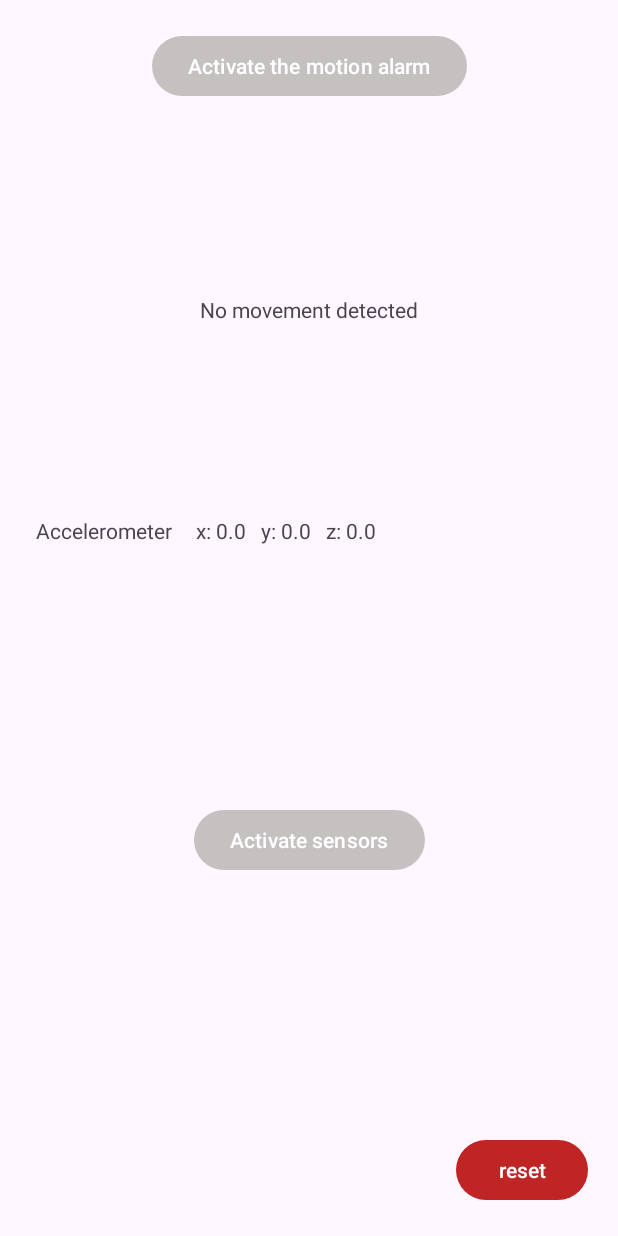
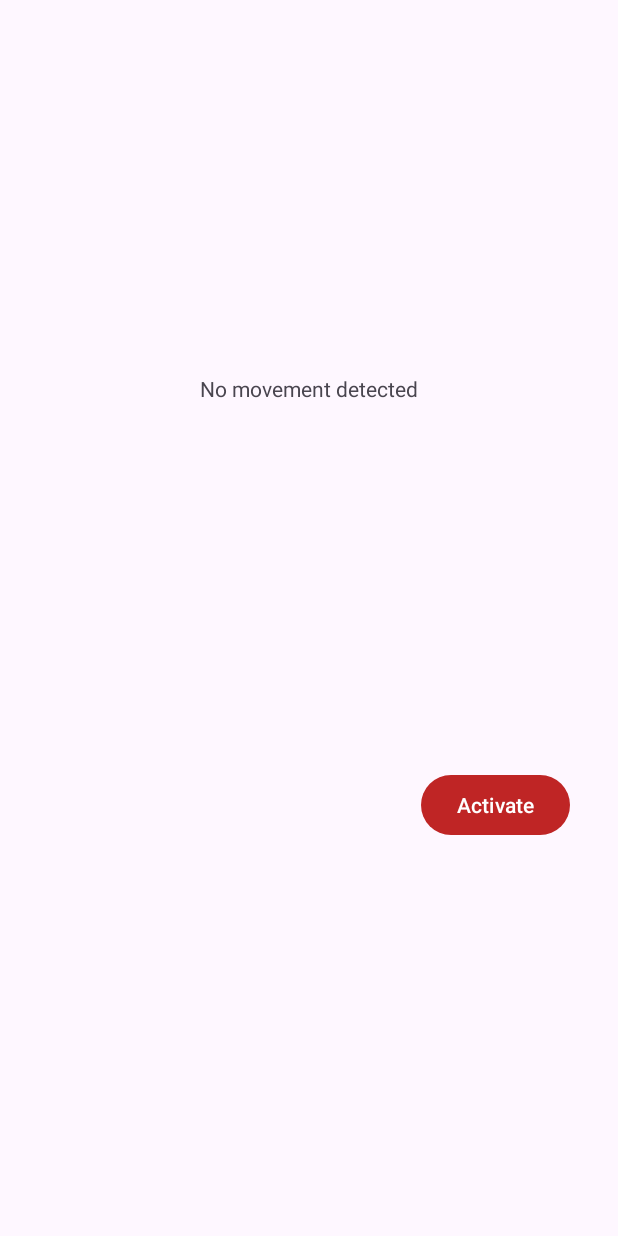
Before and after one commit to neliudochka/antichild, an Android app: the ToolsFragment screen opened directly, with no data from a screen before it, after a tap on "Motion Alarm", on a phone screen of 412 x 824 dp. Run offline under Robolectric (Android 15) with nearby library versions, the phone set to English and light mode, and no system bars; our stand-ins replace Firebase (no records; nobody signed in at launch, a user with empty details on screens opened directly).

Commit message:
Add parent password field.
Now to stop the alarm user must type parent password. Also I deleted unnecessary buttons and textviews.

```diff
--- a/app/src/main/res/layout/fragment_motion_detection.xml
+++ b/app/src/main/res/layout/fragment_motion_detection.xml
@@ -7,64 +7,54 @@
     android:layout_height="match_parent"
     tools:context=".MotionDetectionFragment">
 
-    <Button
-        android:id="@+id/motion_alarm_activation_button"
-        android:layout_width="wrap_content"
-        android:layout_height="wrap_content"
-        android:text="@string/activate_the_motion_alarm"
-        app:layout_constraintBottom_toTopOf="@+id/acc_text"
-        app:layout_constraintEnd_toEndOf="parent"
-        app:layout_constraintVertical_bias="0"
-        app:layout_constraintStart_toStartOf="parent"
-        app:layout_constraintTop_toTopOf="parent" />
 
     <TextView
         android:id="@+id/movement_detection_textview"
         android:layout_width="wrap_content"
         android:layout_height="wrap_content"
         android:text="@string/no_movement_detected"
-        app:layout_constraintBottom_toTopOf="@+id/acc_text"
+        app:layout_constraintBottom_toBottomOf="parent"
         app:layout_constraintEnd_toEndOf="parent"
         app:layout_constraintStart_toStartOf="parent"
-        app:layout_constraintTop_toBottomOf="@+id/motion_alarm_activation_button" />
+        app:layout_constraintTop_toTopOf="parent"
+        app:layout_constraintVertical_bias="0.3"/>
 
-    <TextView
-        android:id="@+id/acc_text"
+    <Button
+        android:id="@+id/motion_alarm_activation_button"
         android:layout_width="wrap_content"
         android:layout_height="wrap_content"
-        android:layout_marginStart="4dp"
-        android:layout_marginTop="276dp"
-        android:text="@string/accelerometer"
+        android:text="@string/activate_the_motion_alarm"
+        app:layout_constraintBottom_toBottomOf="parent"
+        app:layout_constraintStart_toEndOf="@+id/guideline"
+        app:layout_constraintTop_toBottomOf="@+id/movement_detection_textview"/>
+
+    <EditText
+        android:layout_width="0dp"
+        android:layout_height="wrap_content"
+        android:layout_marginHorizontal="10dp"
+        android:id="@+id/password_editText"
+        app:layout_constraintBottom_toBottomOf="parent"
         app:layout_constraintStart_toStartOf="parent"
-        app:layout_constraintTop_toBottomOf="@+id/motion_alarm_activation_button" />
+        app:layout_constraintEnd_toStartOf="@+id/guideline"
+        app:layout_constraintTop_toBottomOf="@+id/movement_detection_textview"
+        android:hint="@string/access_parent_password"
+        android:visibility="invisible"/>
 
-    <TextView
-        android:id="@+id/acc_res"
+    <androidx.constraintlayout.widget.Guideline
+        android:id="@+id/guideline"
         android:layout_width="wrap_content"
         android:layout_height="wrap_content"
-        android:text="@string/accelerometer_result"
-        app:layout_constraintEnd_toEndOf="parent"
-        app:layout_constraintHorizontal_bias="0.1"
-        app:layout_constraintStart_toEndOf="@+id/acc_text"
-        app:layout_constraintTop_toTopOf="@+id/acc_text" />
+        android:orientation="vertical"
+        app:layout_constraintGuide_percent="0.7" />
 
     <Button
-        android:id="@+id/on_off_sensors"
-        android:layout_width="wrap_content"
-        android:layout_height="wrap_content"
-        android:text="@string/activate_sensors"
-        app:layout_constraintBottom_toTopOf="@id/reset"
-        app:layout_constraintEnd_toEndOf="parent"
-        app:layout_constraintStart_toStartOf="parent"
-        app:layout_constraintTop_toBottomOf="@+id/acc_text" />
-
-    <Button
-        android:id="@+id/reset"
+        android:id="@+id/stop"
         android:layout_width="wrap_content"
         android:layout_height="wrap_content"
         android:text="@string/reset"
         app:layout_constraintBottom_toBottomOf="parent"
-        app:layout_constraintEnd_toEndOf="parent" />
-
+        app:layout_constraintStart_toEndOf="@+id/guideline"
+        app:layout_constraintTop_toBottomOf="@+id/movement_detection_textview"
+        android:visibility="invisible"/>
 
 </androidx.constraintlayout.widget.ConstraintLayout>
--- a/app/src/main/res/values/strings.xml
+++ b/app/src/main/res/values/strings.xml
@@ -2,8 +2,8 @@
     <string name="app_name">AntiChild</string>
     <string name="accelerometer">Accelerometer</string>
     <string name="accelerometer_result">"x: 0.0   y: 0.0   z: 0.0"</string>
-    <string name="activate_the_motion_alarm">Activate the motion alarm</string>
-    <string name="reset">reset</string>
+    <string name="activate_the_motion_alarm">Activate</string>
+    <string name="reset">Stop</string>
     <string name="no_motion_detected">no motion detected</string>
     <string name="no_movement_detected">No movement detected</string>
     <string name="activate_sensors">Activate sensors</string>
@@ -13,4 +13,5 @@
     <string name="tools">Tools:</string>
     <string name="motion_alarm">Motion Alarm</string>
     <string name="logout">logout</string>
+    <string name="access_parent_password">Access parent password</string>
 </resources>
```
Also changed, not shown: app/src/main/java/com/example/antichild/MotionDetectionFragment.kt (+23 -27 lines), app/src/main/java/com/example/antichild/ParentMotionDetectionFragment.kt (added, +59 -0 lines), app/src/main/res/layout/fragment_parent_motion_detection.xml (added, +14 -0 lines).
